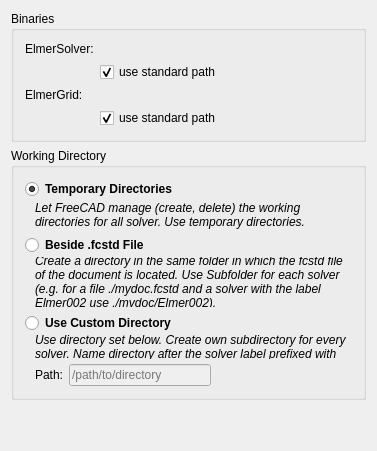
drhooves/FreeCAD, file src/Mod/Fem/Gui/DlgSettingsFemElmer.ui: the form before one commit.
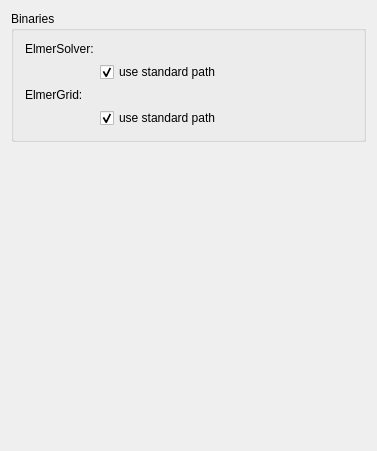
The form after the commit. Custom widgets are drawn as their Qt base class.

Commit message: FEM: move working directory settings to general

Patch:
```diff
--- a/src/Mod/Fem/Gui/DlgSettingsFemElmer.ui
+++ b/src/Mod/Fem/Gui/DlgSettingsFemElmer.ui
@@ -162,223 +162,6 @@
      </layout>
     </widget>
    </item>
-   <item>
-    <widget class="QGroupBox" name="gb_wd">
-     <property name="sizePolicy">
-      <sizepolicy hsizetype="Preferred" vsizetype="Maximum">
-       <horstretch>0</horstretch>
-       <verstretch>0</verstretch>
-      </sizepolicy>
-     </property>
-     <property name="title">
-      <string>Working Directory</string>
-     </property>
-     <layout class="QVBoxLayout" name="verticalLayout_2">
-      <item>
-       <layout class="QVBoxLayout" name="verticalLayout_3">
-        <property name="spacing">
-         <number>2</number>
-        </property>
-        <item>
-         <widget class="Gui::PrefRadioButton" name="cb_wd_temp">
-          <property name="font">
-           <font>
-            <weight>75</weight>
-            <bold>true</bold>
-           </font>
-          </property>
-          <property name="accessibleDescription">
-           <string>sdfsdfsdfds</string>
-          </property>
-          <property name="text">
-           <string>Temporary Directories</string>
-          </property>
-          <property name="checked">
-           <bool>true</bool>
-          </property>
-          <property name="prefPath" stdset="0">
-           <cstring>Mod/Fem/Elmer</cstring>
-          </property>
-          <property name="prefEntry" stdset="0">
-           <cstring>UseTempDirectory</cstring>
-          </property>
-         </widget>
-        </item>
-        <item>
-         <widget class="QLabel" name="l_wd_temp_desc">
-          <property name="font">
-           <font>
-            <italic>true</italic>
-           </font>
-          </property>
-          <property name="text">
-           <string>Let FreeCAD manage (create, delete) the working directories for all solver. Use temporary directories.</string>
-          </property>
-          <property name="wordWrap">
-           <bool>true</bool>
-          </property>
-          <property name="indent">
-           <number>10</number>
-          </property>
-         </widget>
-        </item>
-       </layout>
-      </item>
-      <item>
-       <layout class="QVBoxLayout" name="verticalLayout_4">
-        <property name="spacing">
-         <number>2</number>
-        </property>
-        <item>
-         <widget class="Gui::PrefRadioButton" name="cb_wd_beside">
-          <property name="font">
-           <font>
-            <weight>75</weight>
-            <bold>true</bold>
-           </font>
-          </property>
-          <property name="text">
-           <string>Beside .fcstd File</string>
-          </property>
-          <property name="prefPath" stdset="0">
-           <cstring>Mod/Fem/Elmer</cstring>
-          </property>
-          <property name="prefEntry" stdset="0">
-           <cstring>UseBesideDirectory</cstring>
-          </property>
-         </widget>
-        </item>
-        <item>
-         <widget class="QLabel" name="l_wd_beside_desc">
-          <property name="font">
-           <font>
-            <italic>true</italic>
-           </font>
-          </property>
-          <property name="text">
-           <string>Create a directory in the same folder in which the fcstd file of the document is located. Use Subfolder for each solver (e.g. for a file ./mydoc.fcstd and a solver with the label Elmer002 use ./mydoc/Elmer002).</string>
-          </property>
-          <property name="wordWrap">
-           <bool>true</bool>
-          </property>
-          <property name="indent">
-           <number>10</number>
-          </property>
-         </widget>
-        </item>
-       </layout>
-      </item>
-      <item>
-       <layout class="QVBoxLayout" name="verticalLayout_5">
-        <property name="spacing">
-         <number>2</number>
-        </property>
-        <item>
-         <widget class="Gui::PrefRadioButton" name="cb_wd_custom">
-          <property name="font">
-           <font>
-            <weight>75</weight>
-            <bold>true</bold>
-           </font>
-          </property>
-          <property name="text">
-           <string>Use Custom Directory</string>
-          </property>
-          <property name="prefPath" stdset="0">
-           <cstring>Mod/Fem/Elmer</cstring>
-          </property>
-          <property name="prefEntry" stdset="0">
-           <cstring>UseCustomDirectory</cstring>
-          </property>
-         </widget>
-        </item>
-        <item>
-         <widget class="QLabel" name="l_custom_desc">
-          <property name="font">
-           <font>
-            <italic>true</italic>
-           </font>
-          </property>
-          <property name="text">
-           <string>Use directory set below. Create own subdirectory for every solver. Name directory after the solver label prefixed with the document name.</string>
-          </property>
-          <property name="wordWrap">
-           <bool>true</bool>
-          </property>
-          <property name="indent">
-           <number>10</number>
-          </property>
-         </widget>
-        </item>
-        <item>
-         <layout class="QHBoxLayout" name="horizontalLayout_2">
-          <property name="leftMargin">
-           <number>0</number>
-          </property>
-          <property name="topMargin">
-           <number>3</number>
-          </property>
-          <property name="rightMargin">
-           <number>0</number>
-          </property>
-          <property name="bottomMargin">
-           <number>0</number>
-          </property>
-          <item>
-           <widget class="QLabel" name="l_wd_custom_path">
-            <property name="text">
-             <string>Path:</string>
-            </property>
-            <property name="indent">
-             <number>10</number>
-            </property>
-           </widget>
-          </item>
-          <item>
-           <widget class="Gui::PrefLineEdit" name="le_wd_custom">
-            <property name="enabled">
-             <bool>false</bool>
-            </property>
-            <property name="maximumSize">
-             <size>
-              <width>250</width>
-              <height>16777215</height>
-             </size>
-            </property>
-            <property name="placeholderText">
-             <string>/path/to/directory</string>
-            </property>
-            <property name="prefPath" stdset="0">
-             <cstring>Mod/Fem/Elmer</cstring>
-            </property>
-            <property name="prefEntry" stdset="0">
-             <cstring>CustomDirectoryPath</cstring>
-            </property>
-           </widget>
-          </item>
-          <item>
-           <spacer name="horizontalSpacer">
-            <property name="orientation">
-             <enum>Qt::Horizontal</enum>
-            </property>
-            <property name="sizeType">
-             <enum>QSizePolicy::Expanding</enum>
-            </property>
-            <property name="sizeHint" stdset="0">
-             <size>
-              <width>0</width>
-              <height>20</height>
-             </size>
-            </property>
-           </spacer>
-          </item>
-         </layout>
-        </item>
-       </layout>
-      </item>
-     </layout>
-    </widget>
-   </item>
    <item>
     <spacer name="verticalSpacer">
      <property name="orientation">
```
The commit also changes 3 other files.
